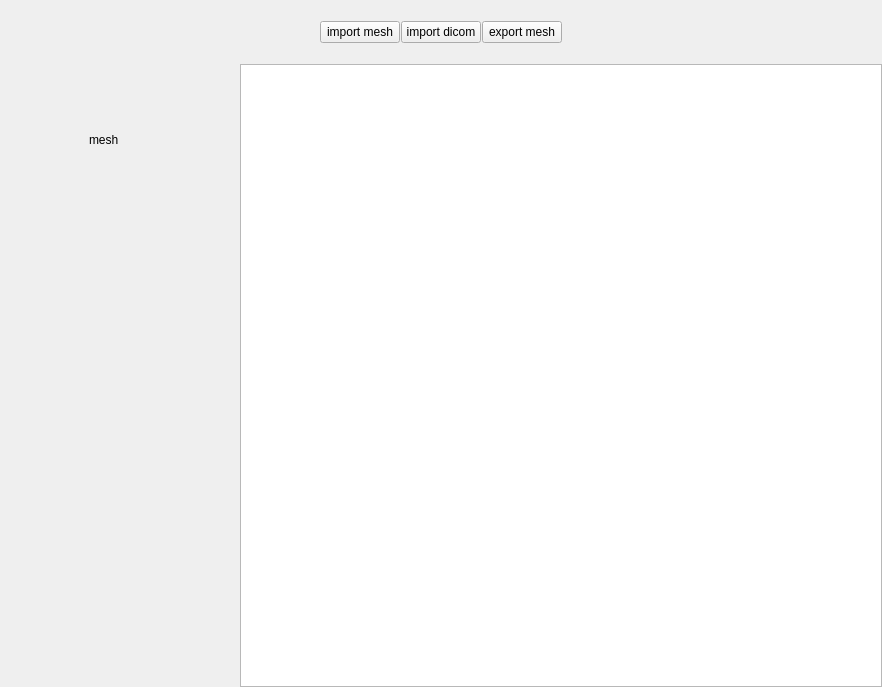
This is src/windows/ui/main_window.ui in nsmela/3d-viewer-template as Qt 5 draws it before an edit. The edited form follows.
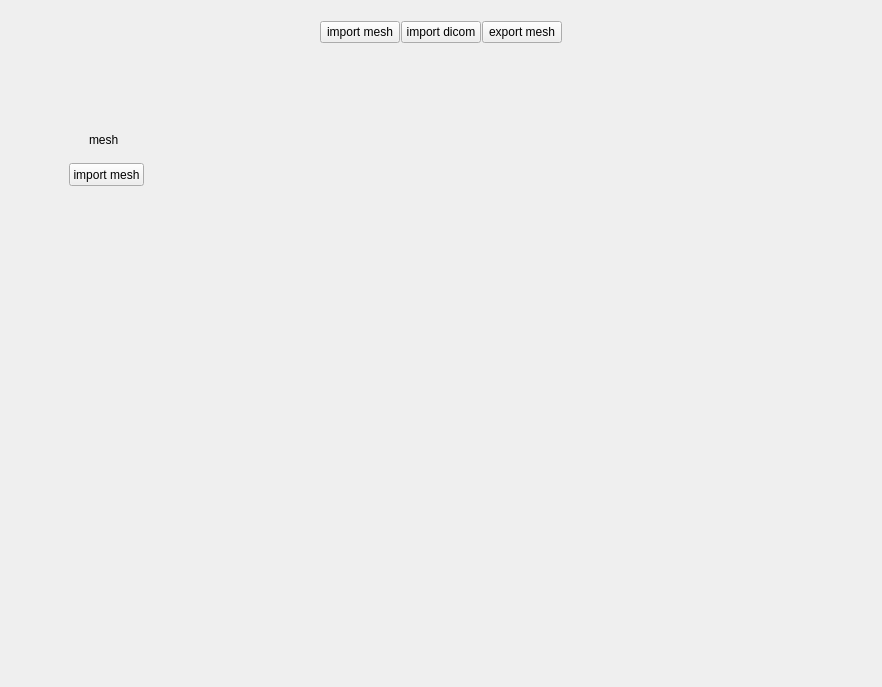
This is the edited form. The open tabs and pages were chosen to show the change.

```diff
--- a/src/windows/ui/main_window.ui
+++ b/src/windows/ui/main_window.ui
@@ -186,6 +186,19 @@
                <string>mesh</string>
               </property>
              </widget>
+             <widget class="QPushButton" name="btn_import_mesh">
+              <property name="geometry">
+               <rect>
+                <x>60</x>
+                <y>90</y>
+                <width>75</width>
+                <height>23</height>
+               </rect>
+              </property>
+              <property name="text">
+               <string>import mesh</string>
+              </property>
+             </widget>
             </widget>
             <widget class="QWidget" name="page_2">
              <widget class="QLabel" name="label_2">
@@ -256,9 +269,6 @@
           <property name="bottomMargin">
            <number>0</number>
           </property>
-          <item row="0" column="0">
-           <widget class="QGraphicsView" name="graphicsView"/>
-          </item>
          </layout>
         </widget>
        </item>
```
Left out of the diff: 2 changed lines with no effect on the pictures.
